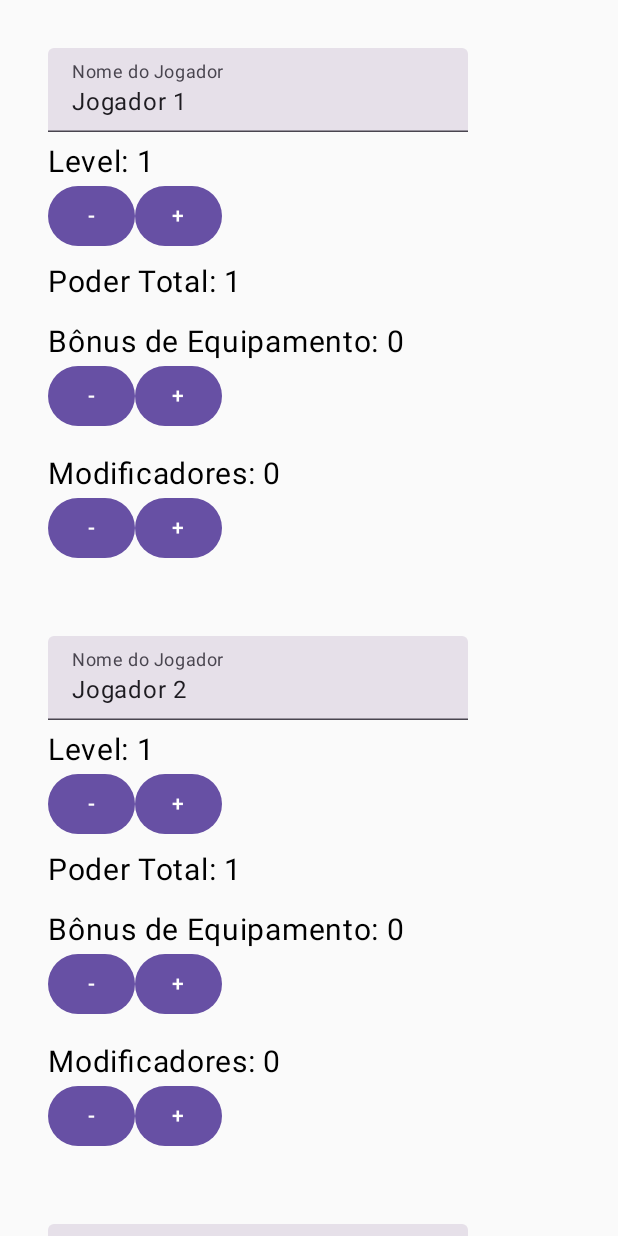
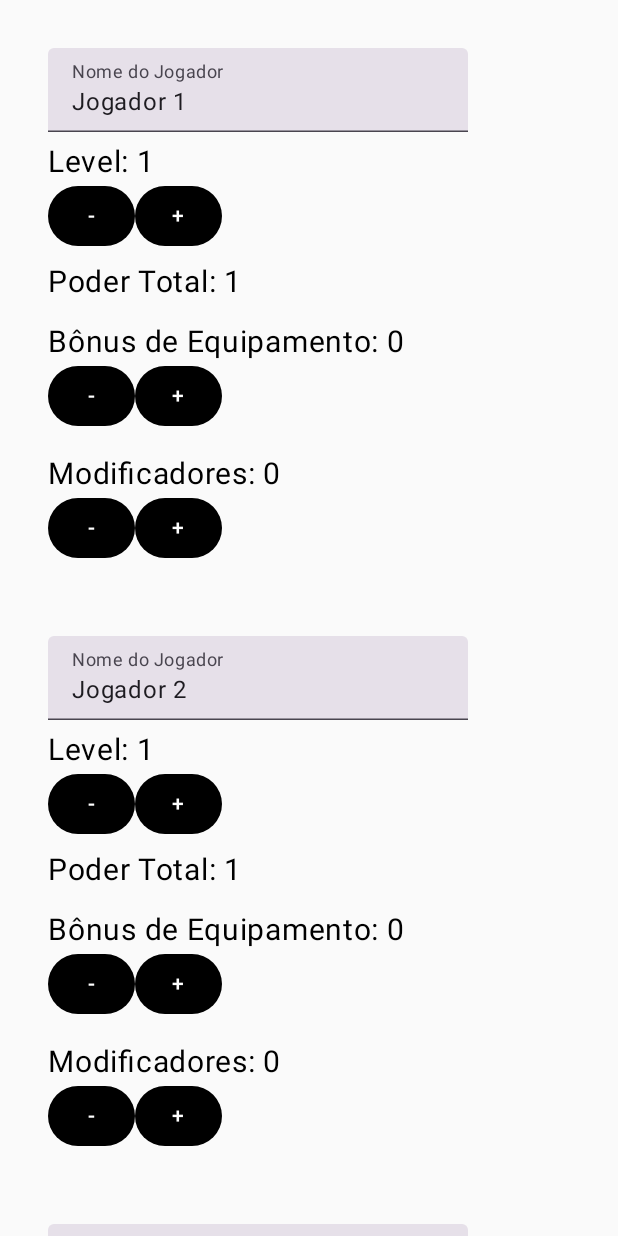
Before and after one commit to Thesca/Munchkin-In-Kotlin, an Android app built with Jetpack Compose: the screen it shows after launch (MainActivity), on a phone screen of 412 x 824 dp. Run offline under Robolectric (Android 15) with nearby library versions, the phone set to English and light mode, and no system bars.

Commit message:
Final Commit

```diff
--- a/app/src/main/java/com/example/munchkin/MainActivity.kt
+++ b/app/src/main/java/com/example/munchkin/MainActivity.kt
@@ -7,13 +7,16 @@ import androidx.compose.foundation.layout.*
 import androidx.compose.foundation.lazy.LazyColumn
 import androidx.compose.material.*
 import androidx.compose.material3.Button
+import androidx.compose.material3.ButtonDefaults
 import androidx.compose.material3.ExperimentalMaterial3Api
 import androidx.compose.material3.MaterialTheme
 import androidx.compose.material3.Text
 import androidx.compose.material3.TextField
+import androidx.compose.material3.TextFieldDefaults
 import androidx.compose.runtime.*
 import androidx.compose.ui.Alignment
 import androidx.compose.ui.Modifier
+import androidx.compose.ui.graphics.Color
 import androidx.compose.ui.unit.dp
 import androidx.compose.ui.unit.sp
 
@@ -49,10 +52,10 @@ fun PlayerProgress(player: Player, onUpdate: (Player) -> Unit) {
 
         Text("Level: ${player.level}", fontSize = 20.sp)
         Row {
-            Button(onClick = { if (player.level > 1) onUpdate(player.copy(level = player.level - 1)) }) {
+            Button(onClick = { if (player.level > 1) onUpdate(player.copy(level = player.level - 1)) }, colors = ButtonDefaults.buttonColors(containerColor = Color.Black)) {
                 Text("-")
             }
-            Button(onClick = { if (player.level < 10) onUpdate(player.copy(level = player.level + 1)) }) {
+            Button(onClick = { if (player.level < 10) onUpdate(player.copy(level = player.level + 1)) }, colors = ButtonDefaults.buttonColors(containerColor = Color.Black)) {
                 Text("+")
             }
         }
@@ -63,10 +66,10 @@ fun PlayerProgress(player: Player, onUpdate: (Player) -> Unit) {
 
         Text("Bônus de Equipamento: ${player.equipmentBonus}", fontSize = 20.sp)
         Row {
-            Button(onClick = { onUpdate(player.copy(equipmentBonus = player.equipmentBonus - 1)) }) {
+            Button(onClick = { onUpdate(player.copy(equipmentBonus = player.equipmentBonus - 1)) }, colors = ButtonDefaults.buttonColors(containerColor = Color.Black)) {
                 Text("-")
             }
-            Button(onClick = { onUpdate(player.copy(equipmentBonus = player.equipmentBonus + 1)) }) {
+            Button(onClick = { onUpdate(player.copy(equipmentBonus = player.equipmentBonus + 1)) }, colors = ButtonDefaults.buttonColors(containerColor = Color.Black)) {
                 Text("+")
             }
         }
@@ -74,10 +77,10 @@ fun PlayerProgress(player: Player, onUpdate: (Player) -> Unit) {
 
         Text("Modificadores: ${player.modifiers}", fontSize = 20.sp)
         Row {
-            Button(onClick = { onUpdate(player.copy(modifiers = player.modifiers - 1)) }) {
-                Text("-")
+            Button(onClick = { onUpdate(player.copy(modifiers = player.modifiers - 1)) }, colors = ButtonDefaults.buttonColors(containerColor = Color.Black)) {
+                Text("-"    )
             }
-            Button(onClick = { onUpdate(player.copy(modifiers = player.modifiers + 1)) }) {
+            Button(onClick = { onUpdate(player.copy(modifiers = player.modifiers + 1)) }, colors = ButtonDefaults.buttonColors(containerColor = Color.Black)) {
                 Text("+")
             }
         }
```
